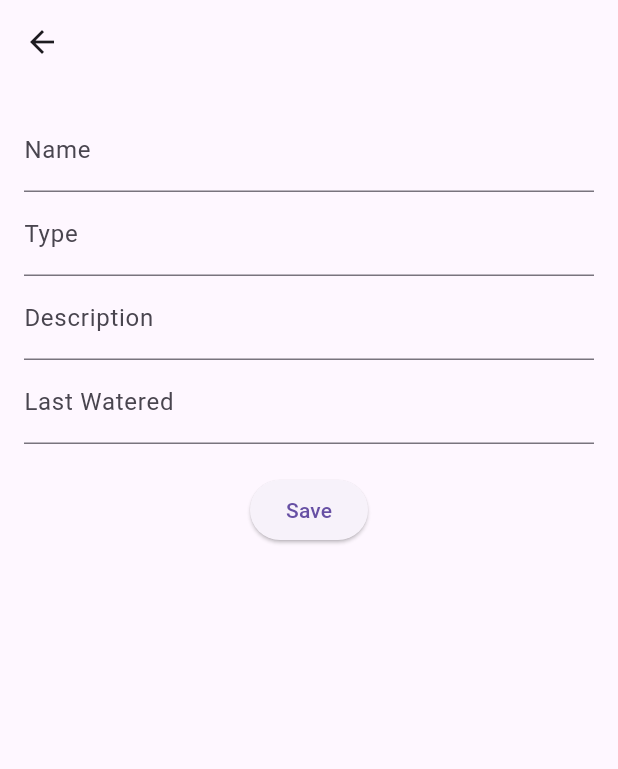
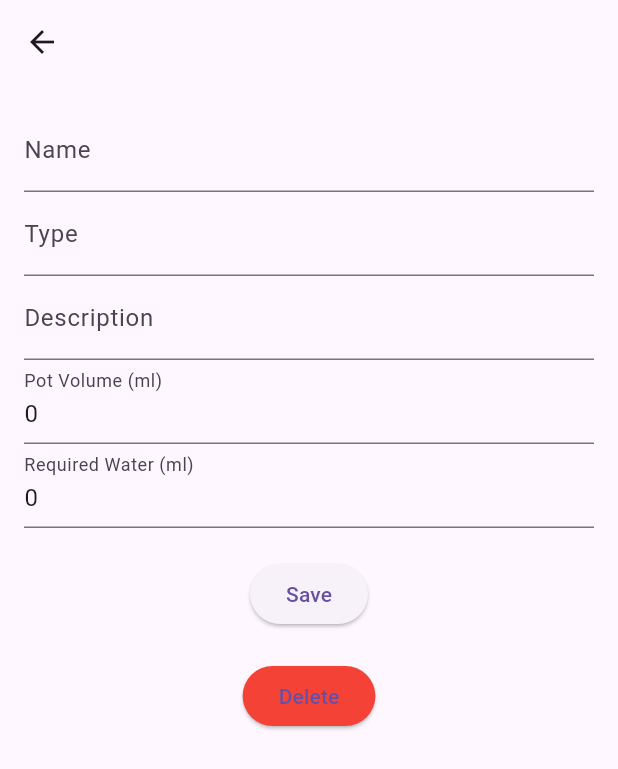
Before and after one commit to Kaqnae/plantguardian, a Flutter app: the PlantDetailPage screen opened directly with empty values, on a phone screen of 412 x 824 dp. Shown: the top 769 px of the screen. Run offline on Flutter 3.47's test engine with Material 3 defaults, Android fonts, the light colour scheme and no system bars; our stand-ins replace camera, image_picker, permission_handler; missing offline and left inert: saver_gallery.

Commit message:
Alot of plant stuff and api calls

```diff
--- a/lib/features/auth/data/login_api_service.dart
+++ b/lib/features/auth/data/login_api_service.dart
@@ -10,7 +10,8 @@ class LoginApiService {
   LoginApiService({http.Client? client}) : client = client ?? http.Client();
 
   Future<bool> login(String username, String password) async {
-    final uri = Uri.parse('http://10.0.2.2:3000/api/login');
+    final uri = Uri.parse('http://10.176.69.182:3000/api/login');
+    //final uri = Uri.parse('http://192.168.0.24:3000/api/login');
 
     final response = await client.post(
       uri,
--- /dev/null
+++ b/lib/features/plant_detail/data/delete_custom_plants_api.dart
@@ -0,0 +1,28 @@
+import 'package:http/http.dart' as http;
+import 'package:plantguardian/features/shared/services/cookie_singleton.dart';
+
+class DeleteCustomPlantsApi {
+  final http.Client client;
+
+  DeleteCustomPlantsApi({http.Client? client})
+    : client = client ?? http.Client();
+
+  Future<void> deleteCustomPlant(String id) async {
+    final uri = Uri.parse('http://10.176.69.182:3000/api/customplants/$id');
+
+    final jwtToken = CookieSingleton().jwtCookie;
+
+    final response = await client.delete(
+      uri,
+      headers: {'Content-Type': 'application/json', 'Cookie': jwtToken!},
+    );
+
+    print('Response code: ${response.statusCode}');
+
+    print('Response code: ${response.body}');
+
+    if (response.statusCode != 200 && response.statusCode != 201) {
+      throw Exception('Could not delete plant');
+    }
+  }
+}
--- a/lib/features/plant_detail/presentation/pages/plant_detail_page.dart
+++ b/lib/features/plant_detail/presentation/pages/plant_detail_page.dart
@@ -1,23 +1,56 @@
 import 'package:flutter/material.dart';
-import 'package:plantguardian/features/shared/models/plant_model.dart';
+import 'package:plantguardian/features/plant_detail/data/delete_custom_plants_api.dart';
+import 'package:plantguardian/features/shared/models/custom_plant_model.dart';
 import 'package:plantguardian/features/shared/widgets/plant_form.dart';
 
-class PlantDetailPage extends StatelessWidget {
-  final Plant plant;
+class PlantDetailPage extends StatefulWidget {
+  final CustomPlantModel plant;
 
   const PlantDetailPage({super.key, required this.plant});
 
   @override
+  State<PlantDetailPage> createState() => _PlantDetailPageState();
+}
+
+class _PlantDetailPageState extends State<PlantDetailPage> {
+  late TextEditingController nameController;
+  late TextEditingController typeController;
+  late TextEditingController descController;
+  late TextEditingController potVolumeController;
+  late TextEditingController requiredWaterController;
+
+  void initState() {
+    super.initState();
+    nameController = TextEditingController(text: widget.plant.name);
+    typeController = TextEditingController(
+      text: widget.plant.genericPlantModel.category,
+    );
+    descController = TextEditingController(
+      text: widget.plant.genericPlantModel.desc,
+    );
+    potVolumeController = TextEditingController(
+      text: widget.plant.potVolume.toString(),
+    );
+    requiredWaterController = TextEditingController(
+      text: widget.plant.requiredWater.toString(),
+    );
+  }
+
+  Future<void> deletePlant() async {
+    try {
+      await DeleteCustomPlantsApi().deleteCustomPlant(widget.plant.id);
+      Navigator.pop(context, true);
+    } catch (e) {
+      ScaffoldMessenger.of(
+        context,
+      ).showSnackBar(SnackBar(content: Text('Fejl ved sletning: $e')));
+    }
+  }
+
+  @override
   Widget build(BuildContext context) {
-    final nameController = TextEditingController(text: plant.name);
-    final typeController = TextEditingController(text: plant.type);
-    final descController = TextEditingController(text: plant.description);
-    final lastWateredController = TextEditingController(
-      text: plant.lastWatered,
-    );
-
     return Scaffold(
-      appBar: AppBar(title: Text(plant.name)),
+      appBar: AppBar(title: Text(widget.plant.name)),
       body: Padding(
         padding: const EdgeInsets.all(16.0),
         child: Column(
@@ -26,10 +59,22 @@ class PlantDetailPage extends StatelessWidget {
               nameController: nameController,
               typeController: typeController,
               descController: descController,
-              lastWateredController: lastWateredController,
+              potVolumeController: potVolumeController,
+              requiredWaterController: requiredWaterController,
             ),
             const SizedBox(height: 20),
-            ElevatedButton(onPressed: () {}, child: const Text('Save')),
+            ElevatedButton(
+              onPressed: () {
+                // TODO: implement save/update logic
+              },
+              child: const Text('Save'),
+            ),
+            const SizedBox(height: 20),
+            ElevatedButton(
+              onPressed: deletePlant,
+              style: ElevatedButton.styleFrom(backgroundColor: Colors.red),
+              child: const Text('Delete'),
+            ),
           ],
         ),
       ),
--- /dev/null
+++ b/lib/features/shared/models/custom_plant_model.dart
@@ -0,0 +1,47 @@
+import 'package:plantguardian/features/shared/models/generic_plant_model.dart';
+
+class CustomPlantModel {
+  final String id;
+  final String name;
+  final String imageUrl;
+  final int potVolume;
+  final int requiredWater;
+  final GenericPlantModel genericPlantModel;
+
+  CustomPlantModel({
+    required this.id,
+    required this.name,
+    required this.imageUrl,
+    required this.potVolume,
+    required this.requiredWater,
+    required this.genericPlantModel,
+  });
+
+  Map<String, dynamic> toJson() {
+    return {
+      '_id': id,
+      'name': name,
+      'imageUrl': imageUrl,
+      'potVolume': potVolume,
+      'requiredWater': requiredWater,
+      'genericPlant': genericPlantModel.toJson(),
+    };
+  }
+
+  factory CustomPlantModel.fromJson(Map<String, dynamic> json) {
+    return CustomPlantModel(
+      id: (json['_id']) ?? 'null'.toString(),
+      name: (json['name'] ?? '').toString(),
+      imageUrl: (json['imageUrl'] ?? '').toString(),
+      potVolume:
+          json['potVolume'] is int
+              ? json['potVolume']
+              : int.tryParse(json['potVolume']?.toString() ?? '') ?? 0,
+      requiredWater:
+          json['requiredWater'] is int
+              ? json['requiredWater']
+              : int.tryParse(json['requiredWater']?.toString() ?? '') ?? 0,
+      genericPlantModel: GenericPlantModel.fromJson(json['genericPlant'] ?? {}),
+    );
+  }
+}
--- /dev/null
+++ b/lib/features/shared/models/generic_plant_model.dart
@@ -0,0 +1,59 @@
+class GenericPlantModel {
+  final String id;
+  final String latinName;
+  final String desc;
+  final String category;
+  final int moistureMin;
+  final int allowedDryPeriod;
+  final int tempMin;
+  final int tempMax;
+
+  GenericPlantModel({
+    required this.id,
+    required this.latinName,
+    required this.desc,
+    required this.category,
+    required this.moistureMin,
+    required this.allowedDryPeriod,
+    required this.tempMin,
+    required this.tempMax,
+  });
+
+  factory GenericPlantModel.fromJson(Map<String, dynamic> json) {
+    return GenericPlantModel(
+      id: (json['_id'] ?? '').toString(),
+      latinName: (json['latinName'] ?? '').toString(),
+      desc: (json['description'] ?? '').toString(),
+      category: (json['category'] ?? '').toString(),
+      moistureMin:
+          json['moistureMinVal'] is int
+              ? json['moistureMinVal']
+              : int.tryParse(json['moistureMinVal']?.toString() ?? '') ?? 0,
+      allowedDryPeriod:
+          json['allowedDryPeriod'] is int
+              ? json['allowedDryPeriod']
+              : int.tryParse(json['allowedDryPeriod']?.toString() ?? '') ?? 0,
+      tempMin:
+          json['tempMinVal'] is int
+              ? json['tempMinVal']
+              : int.tryParse(json['tempMinVal']?.toString() ?? '') ?? 0,
+      tempMax:
+          json['tempMaxVal'] is int
+              ? json['tempMaxVal']
+              : int.tryParse(json['tempMaxVal']?.toString() ?? '') ?? 0,
+    );
+  }
+
+  Map<String, dynamic> toJson() {
+    return {
+      'id': id,
+      'latinName': latinName,
+      'description': desc,
+      'category': category,
+      'moistureMinVal': moistureMin,
+      'allowedDryPeriod': allowedDryPeriod,
+      'tempMinVal': tempMin,
+      'tempMaxVal': tempMax,
+    };
+  }
+}
--- a/lib/features/shared/widgets/plant_form.dart
+++ b/lib/features/shared/widgets/plant_form.dart
@@ -5,14 +5,16 @@ class PlantForm extends StatelessWidget {
   final TextEditingController nameController;
   final TextEditingController typeController;
   final TextEditingController descController;
-  final TextEditingController lastWateredController;
+  final TextEditingController potVolumeController;
+  final TextEditingController requiredWaterController;
 
   const PlantForm({
     super.key,
     required this.nameController,
     required this.typeController,
     required this.descController,
-    required this.lastWateredController,
+    required this.potVolumeController,
+    required this.requiredWaterController,
   });
 
   @override
@@ -23,8 +25,12 @@ class PlantForm extends StatelessWidget {
         PlantTextfields(controller: typeController, label: 'Type'),
         PlantTextfields(controller: descController, label: 'Description'),
         PlantTextfields(
-          controller: lastWateredController,
-          label: 'Last Watered',
+          controller: potVolumeController,
+          label: 'Pot Volume (ml)',
+        ),
+        PlantTextfields(
+          controller: requiredWaterController,
+          label: 'Required Water (ml)',
         ),
       ],
     );
```
Also changed, not shown: lib/features/add_plant/data/fetch_generic_plants_api.dart (added, +34 -0 lines), lib/features/add_plant/data/post_custom_plant_api.dart (added, +28 -0 lines), lib/features/add_plant/presentation/pages/add_plant_page.dart (+91 -12 lines), lib/features/plant_overview/data/fetch_custom_plants_api.dart (added, +28 -0 lines), lib/features/plant_overview/presentation/pages/main_screen.dart (+61 -36 lines), lib/features/plant_overview/presentation/widgets/plant_card.dart (+13 -3 lines), 1 other file.
